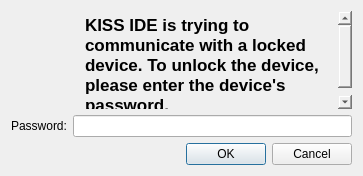
The window that ui/PasswordDialog.ui (kipr/kiss) describes before a commit, drawn with Qt 5.
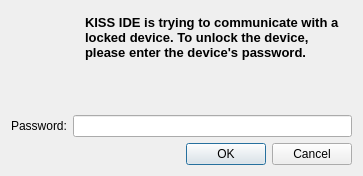
The same window after the commit. Icons and pictures are not drawn.

Commit message: Decreased font size on password dialog

The edit to the form file:
```diff
--- a/ui/PasswordDialog.ui
+++ b/ui/PasswordDialog.ui
@@ -59,8 +59,8 @@
         <string>&lt;!DOCTYPE HTML PUBLIC &quot;-//W3C//DTD HTML 4.0//EN&quot; &quot;http://www.w3.org/TR/REC-html40/strict.dtd&quot;&gt;
 &lt;html&gt;&lt;head&gt;&lt;meta name=&quot;qrichtext&quot; content=&quot;1&quot; /&gt;&lt;style type=&quot;text/css&quot;&gt;
 p, li { white-space: pre-wrap; }
-&lt;/style&gt;&lt;/head&gt;&lt;body style=&quot; font-family:'Lucida Grande'; font-size:13pt; font-weight:400; font-style:normal;&quot;&gt;
-&lt;p style=&quot; margin-top:0px; margin-bottom:0px; margin-left:0px; margin-right:0px; -qt-block-indent:0; text-indent:0px;&quot;&gt;&lt;span style=&quot; font-weight:600;&quot;&gt;KISS IDE is trying to communicate with a locked device. To unlock the device, please enter the device's password.&lt;/span&gt;&lt;/p&gt;&lt;/body&gt;&lt;/html&gt;</string>
+&lt;/style&gt;&lt;/head&gt;&lt;body style=&quot; font-family:'Ubuntu'; font-size:11pt; font-weight:400; font-style:normal;&quot;&gt;
+&lt;p style=&quot; margin-top:0px; margin-bottom:0px; margin-left:0px; margin-right:0px; -qt-block-indent:0; text-indent:0px;&quot;&gt;&lt;span style=&quot; font-family:'Lucida Grande'; font-size:10pt; font-weight:600;&quot;&gt;KISS IDE is trying to communicate with a locked device. To unlock the device, please enter the device's password.&lt;/span&gt;&lt;/p&gt;&lt;/body&gt;&lt;/html&gt;</string>
        </property>
        <property name="textInteractionFlags">
         <set>Qt::NoTextInteraction</set>
```
